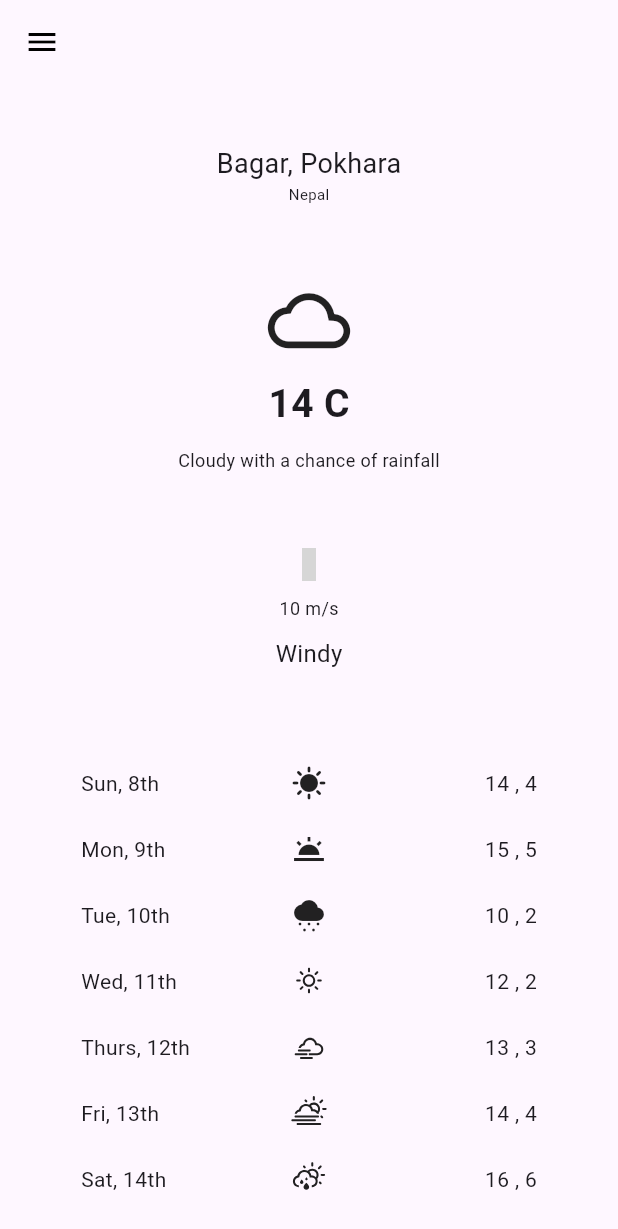
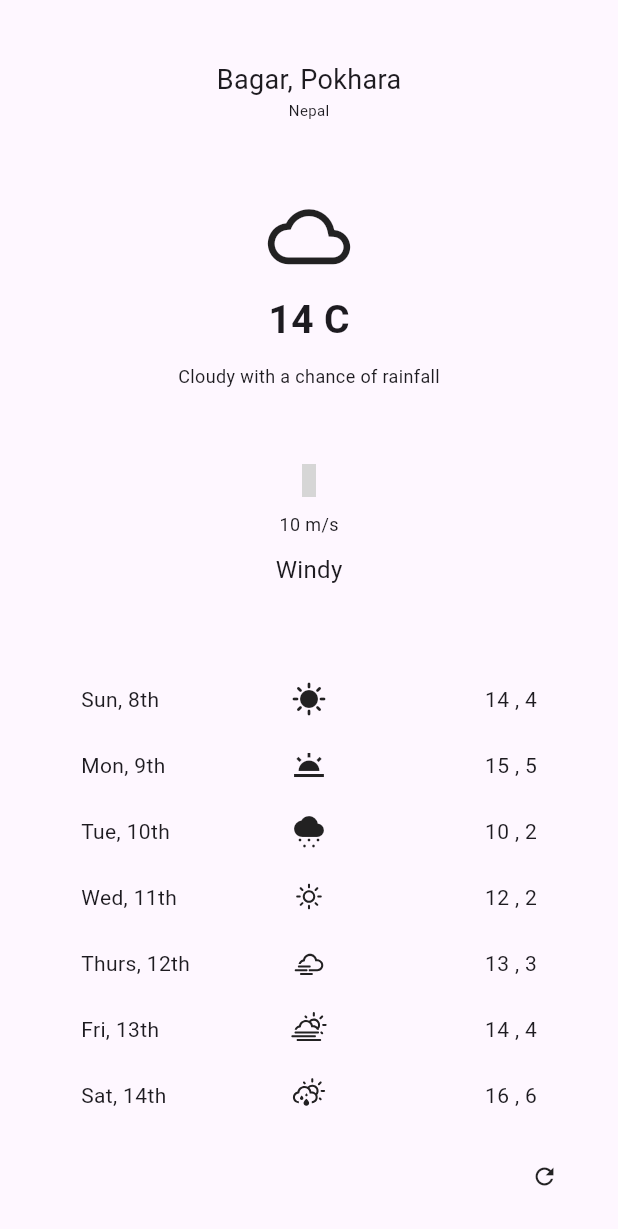
Before and after one commit to abikkk/simple-weather-app, a Flutter app: the screen it shows after launch, on a phone screen of 412 x 824 dp. Shown: the top 1229 px of the screen. Run offline on Flutter 3.47's test engine with Material 3 defaults, Android fonts, the phone set to English and light mode, and no system bars; our stand-ins replace weather_icons; missing offline and left inert: open_weather_api_client; grey boxes are pictures that could not be loaded.

```diff
--- a/lib/screens/home_screen.dart
+++ b/lib/screens/home_screen.dart
@@ -31,18 +31,38 @@ class _HomeViewState extends State<HomeView> {
   Widget build(BuildContext context) {
     return SafeArea(
         child: Scaffold(
-      appBar: AppBar(
-        elevation: 0,
-        backgroundColor: Colors.transparent,
-        iconTheme: AppThemeData.appThemeData.iconTheme,
+      // appBar: AppBar(
+      //   elevation: 0,
+      //   backgroundColor: Colors.transparent,
+      // iconTheme: AppThemeData.appThemeData.iconTheme,
+      // actions: [IconButton(onPressed: (){}, icon: const Icon(Icons.refresh))],
+      // ),
+      // drawer: const AppDrawer(),
+      floatingActionButton: ElevatedButton(
+        onPressed: () {},
+        style: ElevatedButton.styleFrom(
+            elevation: 0,
+            backgroundColor: Colors.transparent,
+            shape: RoundedRectangleBorder(
+              borderRadius: BorderRadius.circular(30),
+            )),
+        child: const Icon(
+          Icons.refresh,
+          color: Colors.black87,
+        ),
       ),
-      drawer: const AppDrawer(),
       body: SingleChildScrollView(
         child: Padding(
           padding: const EdgeInsets.all(10),
           child: Center(
             child: Column(
               children: [
+                // Row(
+                //   mainAxisAlignment: MainAxisAlignment.end,
+                //   children: [
+                //     IconButton(onPressed: (){}, icon: const Icon(Icons.refresh)),
+                //   ],
+                // ),
                 Padding(
                   padding: const EdgeInsets.symmetric(vertical: 30.0),
                   child: Column(
```
Also changed, not shown: lib/utils/app_drawer.dart (+4 -29 lines), pubspec.yaml (+3 -6 lines), 3 other files.
